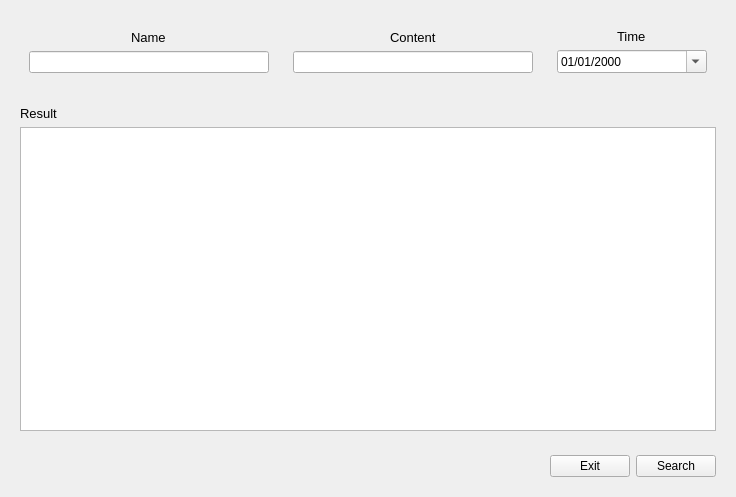
saxonsa/chatroom, file ClientGUI/searchhistory.ui: the form before one commit.
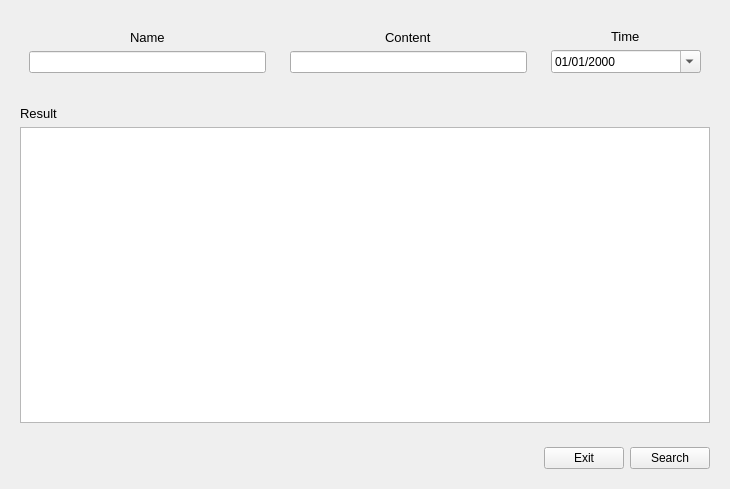
The form after the commit.

The edit to the form file:
```diff
--- a/ClientGUI/searchhistory.ui
+++ b/ClientGUI/searchhistory.ui
@@ -6,8 +6,8 @@
    <rect>
     <x>0</x>
     <y>0</y>
-    <width>736</width>
-    <height>497</height>
+    <width>730</width>
+    <height>489</height>
    </rect>
   </property>
   <property name="windowTitle">
```
